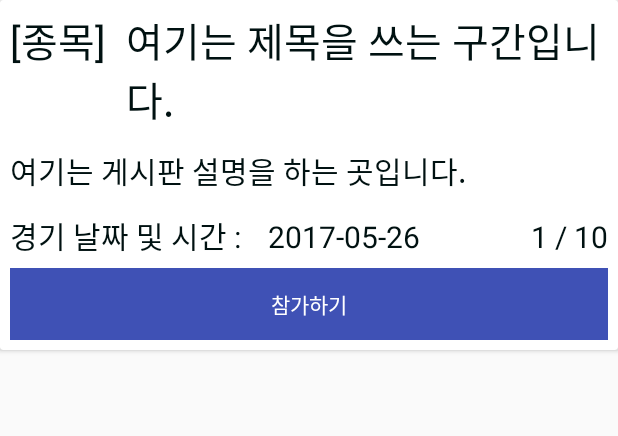
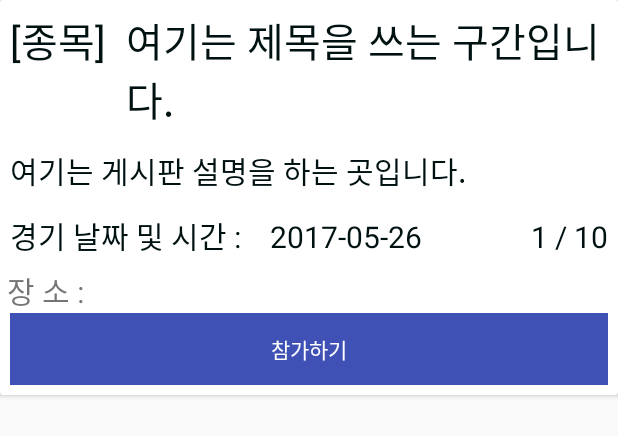
Before and after one commit to matteblack9/bandFitProject, an Android app: the layout board_list_item.xml on its own in the app's theme, with its tools: preview values and no code run, on a phone screen of 412 x 824 dp. Shown: the top 436 px of the screen. Run offline under Robolectric (Android 15) with nearby library versions, the phone set to English and light mode, and no system bars.

Commit message:
오전 1:11

```diff
--- a/app/src/main/java/com/bandfitproject/board/BoardAdapter.java
+++ b/app/src/main/java/com/bandfitproject/board/BoardAdapter.java
@@ -119,6 +119,7 @@ public class BoardAdapter extends RecyclerView.Adapter<BoardAdapter.ViewHolder>
         holder.text_type.setText(type);
         holder.text_topic.setText(item.topic);
         holder.text_date.setText(item.date);
+        holder.text_place.setText(item.place);
         String people = item.engaged_people + " / " + item.need_people;
         holder.text_people.setText(people);
         holder.tv_desc.setText(item.desc);
@@ -215,6 +216,7 @@ public class BoardAdapter extends RecyclerView.Adapter<BoardAdapter.ViewHolder>
         @BindView(R.id.board_textview_topic) TextView text_topic;
         @BindView(R.id.board_textview_date) TextView text_date;
         @BindView(R.id.board_textview_people) TextView text_people;
+        @BindView(R.id.board_textview_place)TextView text_place;
         @BindView(R.id.board_tv_desc) TextView tv_desc;
         @BindView(R.id.btn_engage) Button engageBtn;
         //@BindView(R.id.board_sp_search) Spinner board_sp_search;
--- a/app/src/main/java/com/bandfitproject/data/BoardData.java
+++ b/app/src/main/java/com/bandfitproject/data/BoardData.java
@@ -7,6 +7,7 @@ public class BoardData implements Serializable{
     public String firebaseKey = "";
     public String topic;
     public String type;
+    public String place;
     public int engaged_people;
     public int need_people;
     public String date;
@@ -110,10 +111,11 @@ public class BoardData implements Serializable{
 
 
     public BoardData(String topic, String type, int engaged_people,
-                     int need_people, String date, String chat_room_name,
+                     int need_people, String date, String chat_room_name, String place,
                      String desc, ArrayList<String> chat_room, ArrayList<User> en_people) {
         this.topic = topic;
         this.type = type;
+        this.place = place;
         this.engaged_people = engaged_people;
         this.need_people = need_people;
         this.date = date;
--- a/app/src/main/res/drawable/side_nav_bar.xml
+++ b/app/src/main/res/drawable/side_nav_bar.xml
@@ -2,8 +2,8 @@
     android:shape="rectangle">
     <gradient
         android:angle="135"
-        android:centerColor="#4CAF50"
-        android:endColor="#2E7D32"
-        android:startColor="#81C784"
+        android:centerColor="#3F51B5"
+        android:endColor="#3F4980"
+        android:startColor="#8389AE"
         android:type="linear" />
 </shape>
--- a/app/src/main/res/layout/board_list_item.xml
+++ b/app/src/main/res/layout/board_list_item.xml
@@ -52,11 +52,13 @@
             <LinearLayout
                 android:layout_width="match_parent"
                 android:layout_height="wrap_content"
-                android:orientation="horizontal">
+                android:orientation="horizontal"
+                android:weightSum="10">
 
                 <TextView
                     android:layout_width="wrap_content"
                     android:layout_height="wrap_content"
+                    android:layout_weight="0.3"
                     android:layout_margin="10px"
                     android:text="경기 날짜 및 시간 : "
                     android:textColor="#001111"
@@ -67,18 +69,38 @@
                     android:layout_height="wrap_content"
                     android:layout_margin="10px"
                     android:text="2017-05-26"
+                    android:layout_weight="8.7"
                     android:textColor="#001111"
                     android:textSize="30px" />
 
                 <TextView
                     android:id="@+id/board_textview_people"
-                    android:layout_width="match_parent"
+                    android:layout_width="wrap_content"
                     android:layout_height="wrap_content"
                     android:layout_margin="10px"
+                    android:layout_weight="1.0"
                     android:gravity="right"
                     android:text="1 / 10"
                     android:textColor="#001111"
                     android:textSize="30px" />
+            </LinearLayout>
+            <LinearLayout
+                android:layout_width="match_parent"
+                android:layout_height="wrap_content"
+                android:weightSum="10">
+                <TextView
+                    android:layout_width="wrap_content"
+                    android:layout_height="wrap_content"
+                    android:layout_weight="0.5"
+                    android:text=" 장 소 : "
+                    android:textSize="30px"/>
+                <TextView
+                    android:id="@+id/board_textview_place"
+                    android:layout_width="wrap_content"
+                    android:layout_height="wrap_content"
+                    android:layout_weight="9.5"
+                    android:textSize="30px"/>
+
             </LinearLayout>
 
             <Button
--- a/app/src/main/res/layout/board_make_activity.xml
+++ b/app/src/main/res/layout/board_make_activity.xml
@@ -163,7 +163,7 @@
                 android:layout_marginTop="16dp"
                 android:background="#0000"
                 android:inputType="datetime"
-                android:text="" />
+                android:text="날짜를 입력하세요"/>
         </LinearLayout>
 
 
--- a/app/src/main/res/layout/chat_activity.xml
+++ b/app/src/main/res/layout/chat_activity.xml
@@ -12,6 +12,8 @@
         android:layout_height="0dp"
         android:layout_weight="9.5"
         android:divider="@null"
+        android:clickable="false"
+        android:background="#6e9eea"
         android:layout_margin="0dp"/>
 
     <LinearLayout
--- a/app/src/main/res/layout/nav_header_main.xml
+++ b/app/src/main/res/layout/nav_header_main.xml
@@ -20,7 +20,7 @@
         app:srcCompat="@drawable/bandfit_logo" />
 
     <TextView
-        android:id="@+id/textView5"
+        android:id="@+id/name_Value"
         android:layout_width="match_parent"
         android:layout_height="wrap_content"
         android:paddingTop="@dimen/nav_header_vertical_spacing"
@@ -28,7 +28,7 @@
         android:textAppearance="@style/TextAppearance.AppCompat.Body1" />
 
     <TextView
-        android:id="@+id/textView"
+        android:id="@+id/Email_Value"
         android:layout_width="wrap_content"
         android:layout_height="wrap_content"
         android:text="Wednesday Class Team 7" />
```
Also changed, not shown: app/src/main/java/com/bandfitproject/board/BoardMainActivity.java (+9 -1 lines), app/src/main/java/com/bandfitproject/board/BoardMakeActivity.java (+7 -5 lines), app/src/main/java/com/bandfitproject/chat/ChatActivity.java (+8 -0 lines), app/src/main/java/com/bandfitproject/service/MyFirebaseMessagingService.java (+7 -0 lines), 2 other files.
